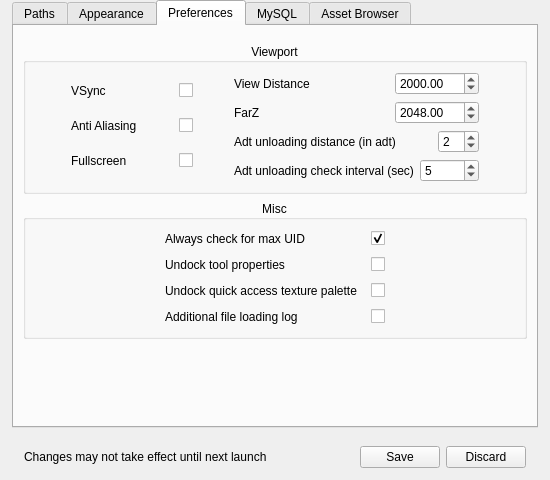
The window that src/noggit/ui/windows/settingsPanel/SettingsPanel.ui (Marlamin/noggit-red) describes before a commit, drawn with Qt 5.
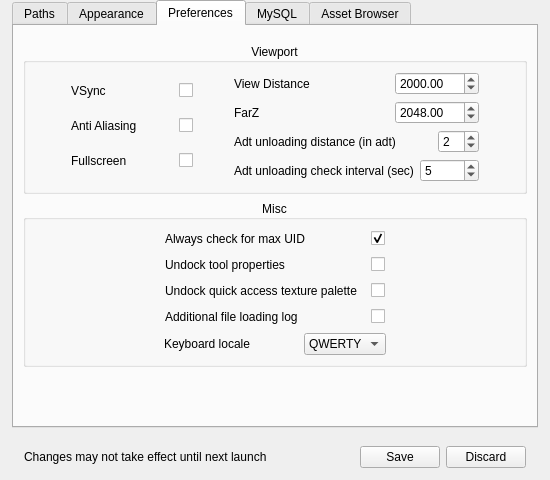
The same window after the commit. Icons and pictures are not drawn. Custom widgets are drawn as their Qt base class.

Commit message:
Add Keyboard localization option
User can choose QWERTY or AZERTY keyboard input

What changed in the file:
```diff
--- a/src/noggit/ui/windows/settingsPanel/SettingsPanel.ui
+++ b/src/noggit/ui/windows/settingsPanel/SettingsPanel.ui
@@ -995,6 +995,9 @@
             <layout class="QVBoxLayout" name="verticalLayout_32">
              <item>
               <layout class="QVBoxLayout" name="verticalLayout_33">
+               <property name="bottomMargin">
+                <number>0</number>
+               </property>
                <item>
                 <layout class="QHBoxLayout" name="horizontalLayout_57">
                  <item>
@@ -1198,6 +1201,72 @@
                  </item>
                 </layout>
                </item>
+               <item>
+                <layout class="QHBoxLayout" name="horizontalLayout_9">
+                 <property name="bottomMargin">
+                  <number>0</number>
+                 </property>
+                 <item>
+                  <spacer name="horizontalSpacer_2">
+                   <property name="orientation">
+                    <enum>Qt::Horizontal</enum>
+                   </property>
+                   <property name="sizeHint" stdset="0">
+                    <size>
+                     <width>40</width>
+                     <height>20</height>
+                    </size>
+                   </property>
+                  </spacer>
+                 </item>
+                 <item>
+                  <widget class="QLabel" name="label_8">
+                   <property name="minimumSize">
+                    <size>
+                     <width>134</width>
+                     <height>0</height>
+                    </size>
+                   </property>
+                   <property name="text">
+                    <string>Keyboard locale</string>
+                   </property>
+                  </widget>
+                 </item>
+                 <item>
+                  <widget class="QComboBox" name="_keyboard_locale">
+                   <property name="minimumSize">
+                    <size>
+                     <width>80</width>
+                     <height>0</height>
+                    </size>
+                   </property>
+                   <item>
+                    <property name="text">
+                     <string>QWERTY</string>
+                    </property>
+                   </item>
+                   <item>
+                    <property name="text">
+                     <string>AZERTY</string>
+                    </property>
+                   </item>
+                  </widget>
+                 </item>
+                 <item>
+                  <spacer name="horizontalSpacer_3">
+                   <property name="orientation">
+                    <enum>Qt::Horizontal</enum>
+                   </property>
+                   <property name="sizeHint" stdset="0">
+                    <size>
+                     <width>40</width>
+                     <height>20</height>
+                    </size>
+                   </property>
+                  </spacer>
+                 </item>
+                </layout>
+               </item>
               </layout>
              </item>
             </layout>
```
The commit also changes 3 other files.
